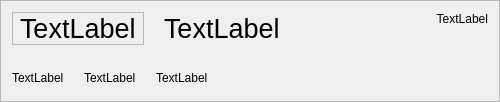
First picture: the form in strips/kontierungstrip.ui, repository qohelet/QtZeiterfassung, before the edit.
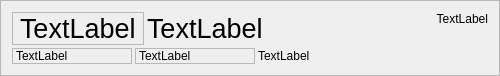
Second picture: the form after the edit.

```diff
--- a/strips/kontierungstrip.ui
+++ b/strips/kontierungstrip.ui
@@ -7,7 +7,7 @@
     <x>0</x>
     <y>0</y>
     <width>500</width>
-    <height>102</height>
+    <height>75</height>
    </rect>
   </property>
   <property name="windowTitle">
@@ -21,7 +21,7 @@
   </property>
   <layout class="QVBoxLayout" name="verticalLayout" stretch="0,0">
    <property name="spacing">
-    <number>20</number>
+    <number>3</number>
    </property>
    <item>
     <layout class="QHBoxLayout" name="horizontalLayout" stretch="0,1,0">
@@ -71,6 +71,18 @@
     <layout class="QHBoxLayout" name="horizontalLayout_2" stretch="0,0,1">
      <item>
       <widget class="QLabel" name="labelSubprojekt">
+       <property name="minimumSize">
+        <size>
+         <width>120</width>
+         <height>0</height>
+        </size>
+       </property>
+       <property name="frameShape">
+        <enum>QFrame::StyledPanel</enum>
+       </property>
+       <property name="frameShadow">
+        <enum>QFrame::Sunken</enum>
+       </property>
        <property name="text">
         <string>TextLabel</string>
        </property>
@@ -78,6 +90,18 @@
      </item>
      <item>
       <widget class="QLabel" name="labelWorkpackage">
+       <property name="minimumSize">
+        <size>
+         <width>120</width>
+         <height>0</height>
+        </size>
+       </property>
+       <property name="frameShape">
+        <enum>QFrame::StyledPanel</enum>
+       </property>
+       <property name="frameShadow">
+        <enum>QFrame::Sunken</enum>
+       </property>
        <property name="text">
         <string>TextLabel</string>
        </property>
```
